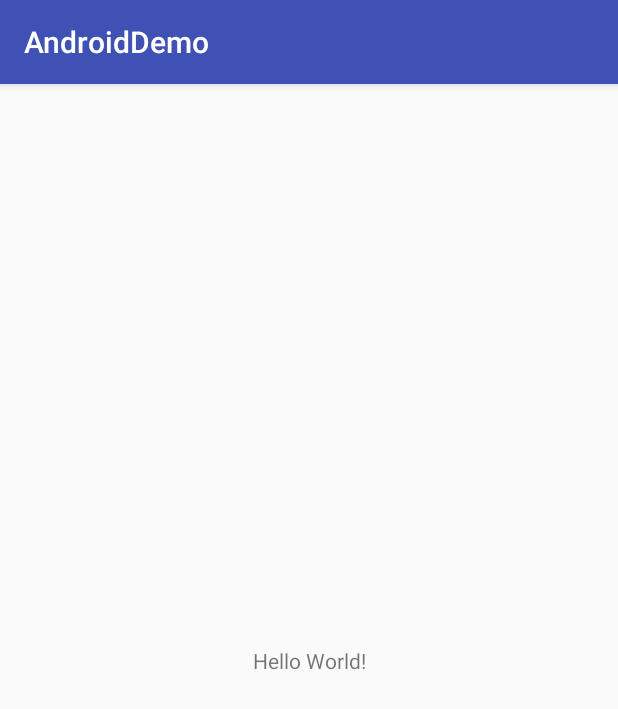
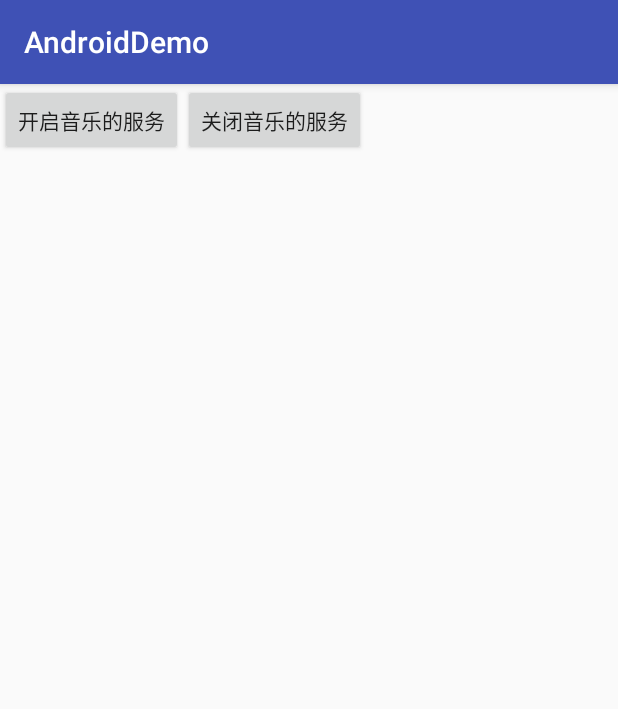
Before and after one commit to ITentity/AndroidDemo, an Android app: the screen it shows after launch (MainActivity), on a phone screen of 412 x 824 dp. Shown: the top 709 px of the screen. Run offline under Robolectric (Android 15) with nearby library versions, the phone set to English and light mode, and no system bars.

Commit message:
增加按钮

```diff
--- a/app/src/main/java/cn/appscomm/androiddemo/MainActivity.java
+++ b/app/src/main/java/cn/appscomm/androiddemo/MainActivity.java
@@ -2,12 +2,37 @@ package cn.appscomm.androiddemo;
 
 import android.support.v7.app.AppCompatActivity;
 import android.os.Bundle;
+import android.view.View;
+import android.widget.Button;
+import android.widget.Toast;
 
-public class MainActivity extends AppCompatActivity {
-
+public class MainActivity extends AppCompatActivity implements View.OnClickListener {
+    Button button1,button2;
     @Override
     protected void onCreate(Bundle savedInstanceState) {
         super.onCreate(savedInstanceState);
         setContentView(R.layout.activity_main);
+        initView();
+    }
+
+    private void initView() {
+
+        button1 = (Button) findViewById(R.id.button);
+        button2 = (Button) findViewById(R.id.button2);
+        button1.setOnClickListener(this);
+        button2.setOnClickListener(this);
+
+    }
+
+    @Override
+    public void onClick(View view) {
+        switch (view.getId()){
+            case R.id.button:
+                Toast.makeText(this,"开启音乐服务",Toast.LENGTH_LONG).show();
+                break;
+            case R.id.button2:
+                Toast.makeText(this,"关闭音乐服务",Toast.LENGTH_LONG).show();
+                break;
+        }
     }
 }
--- a/app/src/main/res/layout/activity_main.xml
+++ b/app/src/main/res/layout/activity_main.xml
@@ -1,18 +1,22 @@
 <?xml version="1.0" encoding="utf-8"?>
-<android.support.constraint.ConstraintLayout xmlns:android="http://schemas.android.com/apk/res/android"
-    xmlns:app="http://schemas.android.com/apk/res-auto"
+<LinearLayout xmlns:android="http://schemas.android.com/apk/res/android"
     xmlns:tools="http://schemas.android.com/tools"
     android:layout_width="match_parent"
     android:layout_height="match_parent"
     tools:context="cn.appscomm.androiddemo.MainActivity">
 
-    <TextView
+    <Button
+        android:id="@+id/button"
         android:layout_width="wrap_content"
         android:layout_height="wrap_content"
-        android:text="Hello World!"
-        app:layout_constraintBottom_toBottomOf="parent"
-        app:layout_constraintLeft_toLeftOf="parent"
-        app:layout_constraintRight_toRightOf="parent"
-        app:layout_constraintTop_toTopOf="parent" />
+        android:text="开启音乐的服务"
+        />
 
-</android.support.constraint.ConstraintLayout>
+    <Button
+        android:id="@+id/button2"
+        android:layout_width="wrap_content"
+        android:layout_height="wrap_content"
+        android:text="关闭音乐的服务"
+        />
+
+</LinearLayout>
```
